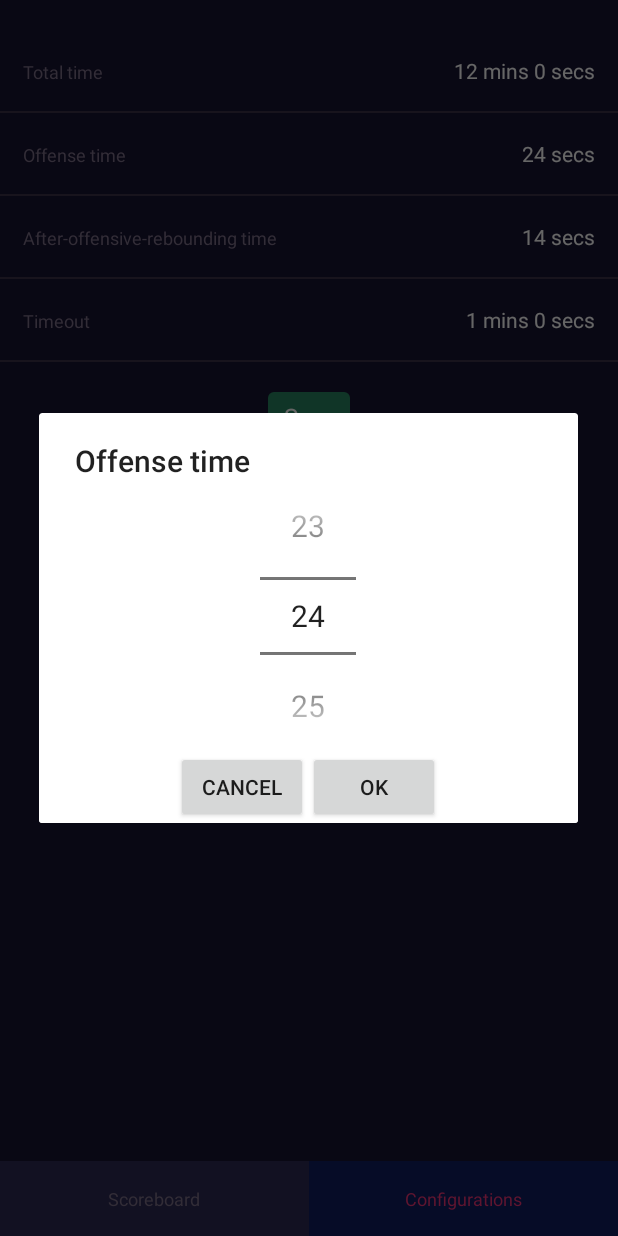
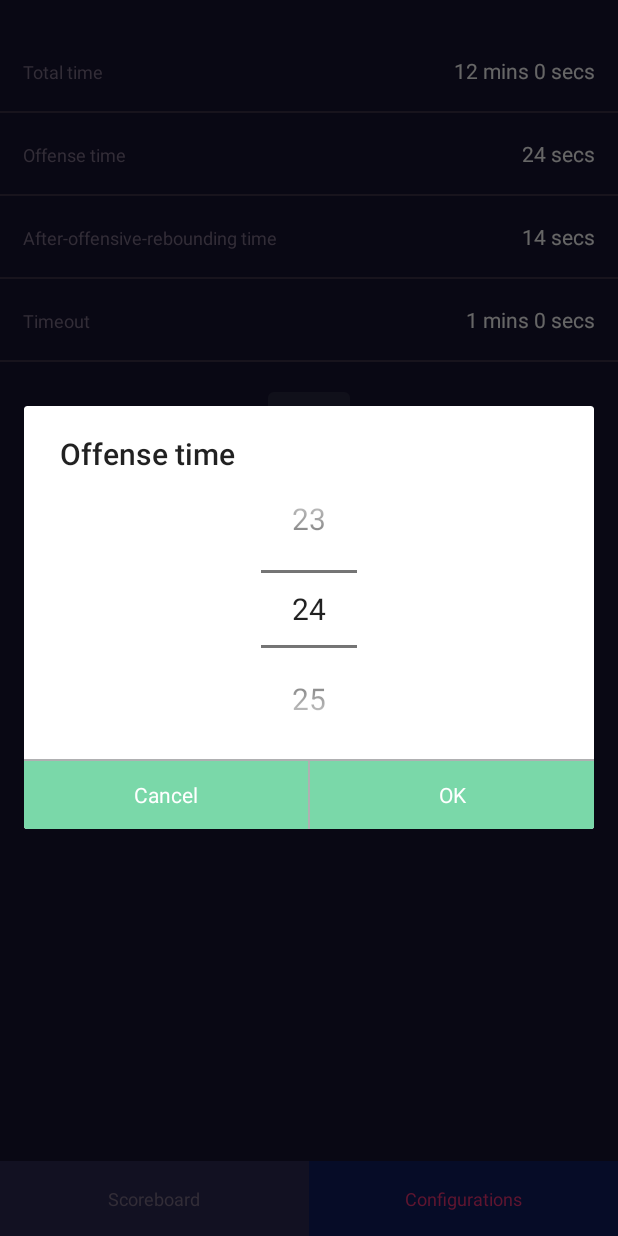
Before and after one commit to thecuong064/PointCounter, an Android app: the screen it shows after launch (MainActivity), after a tap on "Offense time", on a phone screen of 412 x 824 dp. Run offline under Robolectric (Android 15) with nearby library versions, the phone set to English and light mode, and no system bars; our stand-ins replace ButterKnife; 3 other taps on this screen came first.

Commit message:
enable saving when any value is changed, change layout for second picker

```diff
--- a/app/src/main/java/com/thecuong064/pointcounter/ConfigurationsFragment.java
+++ b/app/src/main/java/com/thecuong064/pointcounter/ConfigurationsFragment.java
@@ -43,7 +43,7 @@ public class ConfigurationsFragment extends BaseFragment {
     @Override
     protected void initViewsAndEvents(View rootView) {
         initViewOnClick();
-        initData();
+        initAndShowData();
     }
 
     private void initViewOnClick() {
@@ -113,6 +113,7 @@ public class ConfigurationsFragment extends BaseFragment {
                     timeOutSecond = secondPicker.getValue();
                 }
                 showData();
+                enableSaveButtonIfValuesChanged();
                 dialog.dismiss();
             } else {
                 Toast.makeText(getContext(), "Invalid time", Toast.LENGTH_SHORT).show();
@@ -153,6 +154,7 @@ public class ConfigurationsFragment extends BaseFragment {
                     afterReboundingTimeInSecond = secondPicker.getValue();
                 }
                 showData();
+                enableSaveButtonIfValuesChanged();
                 dialog.dismiss();
             } else {
                 Toast.makeText(getContext(), "Invalid time", Toast.LENGTH_SHORT).show();
@@ -215,7 +217,8 @@ public class ConfigurationsFragment extends BaseFragment {
         }
     }
 
-    public void initData() {
+    public void initAndShowData() {
+        saveButton.setEnabled(false);
         totalTimeMinute = MainActivity.totalTimeMinute;
         totalTimeSecond = MainActivity.totalTimeSecond;
         offenseTimeInSecond = MainActivity.offenseTimeInSecond;
@@ -223,6 +226,19 @@ public class ConfigurationsFragment extends BaseFragment {
         timeOutMinute = MainActivity.timeOutMinute;
         timeOutSecond = MainActivity.timeOutSecond;
         showData();
+    }
+
+    private void enableSaveButtonIfValuesChanged() {
+        if (totalTimeMinute != MainActivity.totalTimeMinute ||
+                totalTimeSecond != MainActivity.totalTimeSecond ||
+                offenseTimeInSecond != MainActivity.offenseTimeInSecond ||
+                afterReboundingTimeInSecond != MainActivity.afterReboundingTimeInSecond ||
+                timeOutMinute != MainActivity.timeOutMinute ||
+                timeOutSecond != MainActivity.timeOutSecond) {
+            saveButton.setEnabled(true);
+        } else {
+            saveButton.setEnabled(false);
+        }
     }
 
     private void showData() {
--- a/app/src/main/java/com/thecuong064/pointcounter/MainActivity.java
+++ b/app/src/main/java/com/thecuong064/pointcounter/MainActivity.java
@@ -140,7 +140,7 @@ public class MainActivity extends BaseActivity {
         viewPager.setCurrentItem(mCurTabPos, false);
 
         if (mCurTabPos == CONFIGURATIONS_TAB_INDEX) {
-            configurationsFragment.initData();
+            configurationsFragment.initAndShowData();
         }
     }
 
--- a/app/src/main/res/layout/dialog_second_picker.xml
+++ b/app/src/main/res/layout/dialog_second_picker.xml
@@ -1,32 +1,63 @@
 <?xml version="1.0" encoding="utf-8"?>
 <LinearLayout xmlns:android="http://schemas.android.com/apk/res/android"
-    android:layout_width="wrap_content"
+    android:layout_width="match_parent"
     android:layout_height="wrap_content"
     android:background="#ffffff"
-    android:gravity="center_horizontal"
-    android:orientation="vertical">
-
-    <com.thecuong064.pointcounter.widget.CustomNumberPicker
-        android:id="@+id/picker_second"
-        android:layout_width="wrap_content"
-        android:layout_height="wrap_content"/>
+    android:gravity="center"
+    android:orientation="vertical"
+    android:layout_marginHorizontal="80dp">
 
     <LinearLayout
-        android:layout_width="wrap_content"
+        android:layout_width="match_parent"
         android:layout_height="wrap_content"
+        android:layout_marginHorizontal="40dp"
+        android:orientation="horizontal"
+        android:gravity="center">
+
+        <com.thecuong064.pointcounter.widget.CustomNumberPicker
+            android:id="@+id/picker_second"
+            android:layout_width="wrap_content"
+            android:layout_height="wrap_content"/>
+    </LinearLayout>
+
+    <View
+        android:layout_width="match_parent"
+        android:layout_height="1dp"
+        android:layout_marginTop="10dp"
+        android:background="#7E5F6063" />
+
+    <LinearLayout
+        android:layout_width="match_parent"
+        android:layout_height="45dp"
         android:orientation="horizontal">
 
-        <Button
+        <TextView
             android:id="@+id/btn_left"
-            android:layout_width="wrap_content"
-            android:layout_height="wrap_content"
+            android:layout_width="0dp"
+            android:layout_height="match_parent"
+            android:layout_weight="1"
+            android:gravity="center"
+            android:textColor="#ffffff"
+            android:background="@drawable/btn_bg_332dce80"
+            android:textSize="14sp"
             android:text="Cancel" />
 
-        <Button
+        <View
+            android:layout_width="1dp"
+            android:layout_height="match_parent"
+            android:background="#7E5F6063" />
+
+        <TextView
             android:id="@+id/btn_right"
-            android:layout_width="wrap_content"
-            android:layout_height="wrap_content"
+            android:layout_width="0dp"
+            android:layout_height="match_parent"
+            android:layout_weight="1"
+            android:gravity="center"
+            android:textColor="#ffffff"
+            android:background="@drawable/btn_bg_332dce80"
+            android:textSize="14sp"
             android:text="OK" />
+
     </LinearLayout>
 
 </LinearLayout>
```
